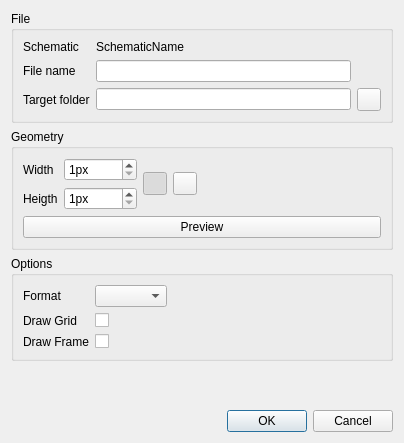
First picture: the form in src/dialogs/exportdialog.ui, repository Caneda/Caneda, before the edit.
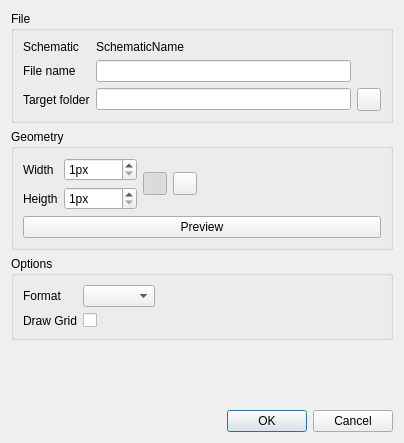
Second picture: the form after the edit.

Patch:
```diff
--- a/src/dialogs/exportdialog.ui
+++ b/src/dialogs/exportdialog.ui
@@ -190,16 +190,6 @@
       <item row="1" column="1">
        <widget class="QCheckBox" name="checkDrawGrid"/>
       </item>
-      <item row="2" column="0">
-       <widget class="QLabel" name="labelDrawFrame">
-        <property name="text">
-         <string>Draw Frame</string>
-        </property>
-       </widget>
-      </item>
-      <item row="2" column="1">
-       <widget class="QCheckBox" name="checkDrawFrame"/>
-      </item>
      </layout>
     </widget>
    </item>
```
